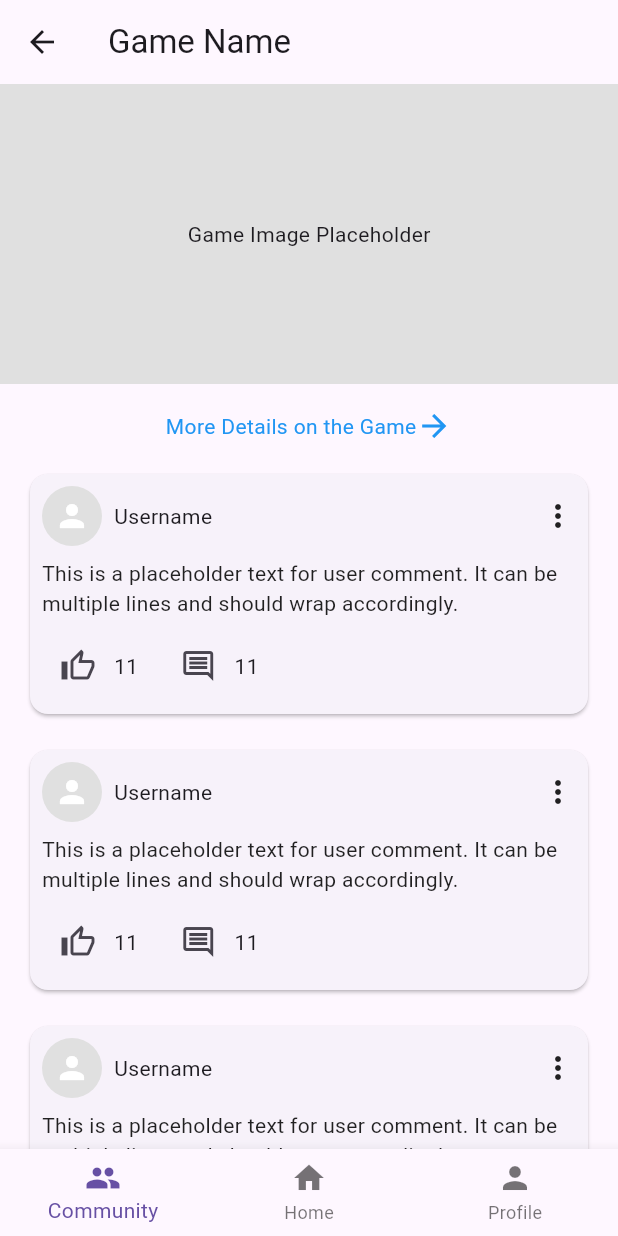
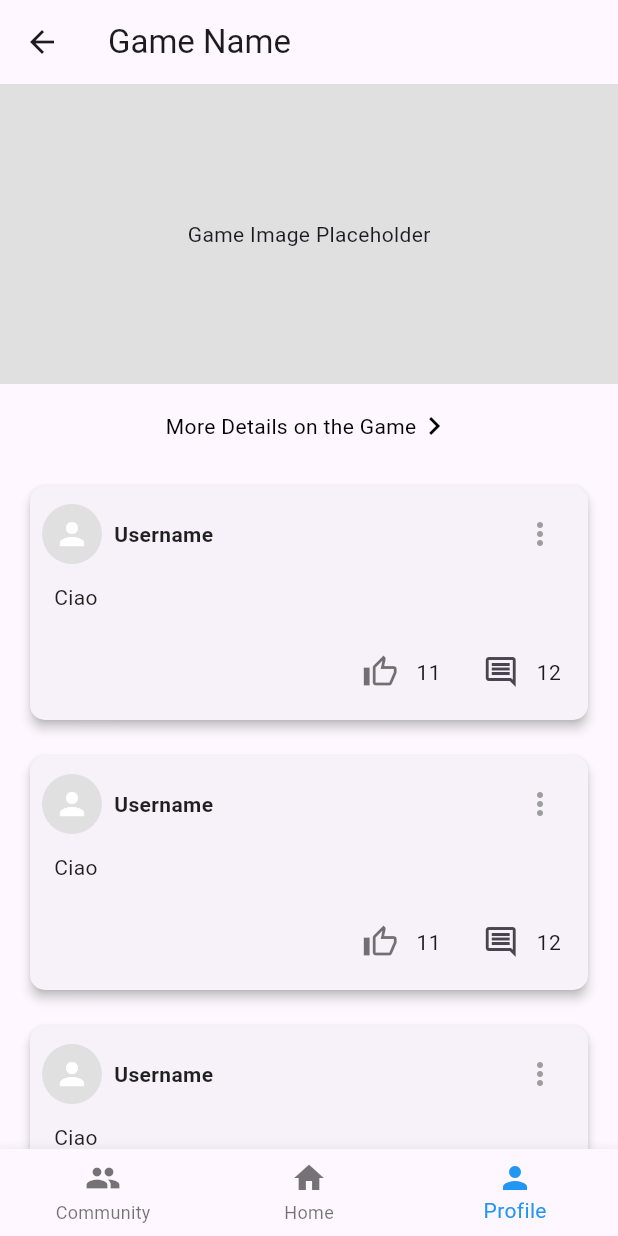
Before and after one commit to annalulamacchia/GamerVerse, a Flutter app: the SpecificUserGame screen opened directly, on a phone screen of 412 x 824 dp. Run offline on Flutter 3.47's test engine with Material 3 defaults, Android fonts, the phone set to English and light mode, and no system bars; our stand-ins replace firebase_core, hugeicons, image_picker; accounts and stored records are empty.

Commit message:
specific user game page

```diff
--- a/lib/views/specific_user_game.dart
+++ b/lib/views/specific_user_game.dart
@@ -1,6 +1,11 @@
 import 'package:flutter/material.dart';
+import 'package:gamerverse/views/specific_game/specific_game.dart';
+import 'package:gamerverse/widgets/post_user_game.dart';
+import 'package:gamerverse/widgets/bottom_navbar.dart';
 
 class SpecificUserGame extends StatelessWidget {
+  const SpecificUserGame({super.key});
+
   @override
   Widget build(BuildContext context) {
     return Scaffold(
@@ -13,109 +18,59 @@ class SpecificUserGame extends StatelessWidget {
         ),
         title: const Text('Game Name'),
       ),
-      body: Column(
+      body: SingleChildScrollView(
+        child: Column(
           children: [
-          // Image section
+            //Game Image
             Container(
               height: 200,
               color: Colors.grey[300],
               child: const Center(child: Text('Game Image Placeholder')),
             ),
             const SizedBox(height: 8),
+
+            //More Details
             GestureDetector(
               onTap: () {
-              // Action for more details
+                Navigator.push(
+                  context,
+                  MaterialPageRoute(
+                    builder: (context) =>
+                        const SpecificGame(), // La pagina delle impostazioni
+                  ),
+                );
               },
               child: const Padding(
-              padding: const EdgeInsets.all(8.0),
+                padding: EdgeInsets.all(8.0),
                 child: Row(
                   mainAxisAlignment: MainAxisAlignment.center,
                   children: [
                     Text(
                       'More Details on the Game',
-                    style: TextStyle(color: Colors.blue),
+                      style: TextStyle(color: Colors.black),
                     ),
-                  Icon(Icons.arrow_forward, color: Colors.blue),
+                    Icon(Icons.keyboard_arrow_right, color: Colors.black),
                   ],
                 ),
               ),
             ),
+            const SizedBox(height: 8),
+
             // Comments section
-          Expanded(
-            child: ListView.builder(
-              itemCount: 5, // Number of comments
-              itemBuilder: (context, index) {
-                return Padding(
-                  padding: const EdgeInsets.symmetric(vertical: 8.0, horizontal: 16.0),
-                  child: Card(
-                    child: Padding(
-                      padding: const EdgeInsets.all(8.0),
-                      child: Column(
-                        crossAxisAlignment: CrossAxisAlignment.start,
-                        children: [
-                          Row(
-                            children: [
-                              CircleAvatar(
-                                radius: 20,
-                                backgroundColor: Colors.grey[300],
-                                child: const Icon(Icons.person, color: Colors.white),
-                              ),
-                              SizedBox(width: 8),
-                              Text('Username'),
-                              Spacer(),
-                              Icon(Icons.more_vert),
-                            ],
-                          ),
-                          SizedBox(height: 8),
-                          Text(
-                            'This is a placeholder text for user comment. '
-                                'It can be multiple lines and should wrap accordingly.',
-                            style: TextStyle(color: Colors.black87),
-                          ),
-                          SizedBox(height: 8),
-                          Row(
-                            children: [
-                              IconButton(
-                                icon: Icon(Icons.thumb_up_alt_outlined),
-                                onPressed: () {},
-                              ),
-                              Text('11'),
-                              SizedBox(width: 16),
-                              IconButton(
-                                icon: Icon(Icons.comment_outlined),
-                                onPressed: () {},
-                              ),
-                              Text('11'),
-                            ],
-                          ),
+            ...List.generate(5, (index) {
+              return const UserPost(
+                username: 'Username',
+                commentText: 'Ciao',
+                likeCount: 11,
+                commentCount: 12,
+              );
+            }),
           ],
         ),
       ),
-                  ),
-                );
-              },
-            ),
-          ),
-        ],
-      ),
-      bottomNavigationBar: BottomNavigationBar(
-        items: [
-          BottomNavigationBarItem(
-            icon: Icon(Icons.people),
-            label: 'Community',
-          ),
-          BottomNavigationBarItem(
-            icon: Icon(Icons.home),
-            label: 'Home',
-          ),
-          BottomNavigationBarItem(
-            icon: Icon(Icons.person),
-            label: 'Profile',
-          ),
-        ],
-        onTap: (index) {
-          // Handle navigation based on the index
-        },
+      bottomNavigationBar: const CustomBottomNavBar(
+        currentIndex: 2,
+        isLoggedIn: false,
       ),
     );
   }
--- /dev/null
+++ b/lib/widgets/post_user_game.dart
@@ -0,0 +1,159 @@
+import 'package:flutter/material.dart';
+import 'package:gamerverse/views/common_sections/comment_page.dart';
+import 'package:gamerverse/widgets/report.dart';
+
+class UserPost extends StatefulWidget {
+  final String username;
+  final String commentText;
+  final int likeCount;
+  final int commentCount;
+
+  const UserPost({
+    super.key,
+    required this.username,
+    required this.commentText,
+    required this.likeCount,
+    required this.commentCount,
+  });
+
+  @override
+  UserPostState createState() => UserPostState();
+}
+
+class UserPostState extends State<UserPost> {
+  bool isLiked = false;
+  late int currentLikeCount;
+
+  @override
+  void initState() {
+    super.initState();
+    // Imposta il numero di like iniziale dal widget
+    currentLikeCount = widget.likeCount;
+  }
+
+  // Funzione per gestire il click sul pulsante like
+  void _toggleLike() {
+    setState(() {
+      if (isLiked) {
+        currentLikeCount--;
+      } else {
+        currentLikeCount++;
+      }
+      isLiked = !isLiked; // Inverte lo stato del like
+    });
+  }
+
+  void _showReport(BuildContext context) {
+    showModalBottomSheet(
+      context: context,
+      shape: const RoundedRectangleBorder(
+        borderRadius: BorderRadius.vertical(top: Radius.circular(20)),
+      ),
+      builder: (BuildContext context) {
+        return const ReportWidget();
+      },
+    );
+  }
+
+  @override
+  Widget build(BuildContext context) {
+    return Padding(
+      padding: const EdgeInsets.symmetric(vertical: 8.0, horizontal: 16.0),
+      child: Card(
+        shape: RoundedRectangleBorder(
+          borderRadius: BorderRadius.circular(10),
+        ),
+        elevation: 3,
+        child: Padding(
+          padding: const EdgeInsets.all(8.0),
+          child: Column(
+            crossAxisAlignment: CrossAxisAlignment.start,
+            children: [
+              // Row con avatar, nome utente e icona opzioni
+              Row(
+                children: [
+                  CircleAvatar(
+                    radius: 20,
+                    backgroundColor: Colors.grey[300],
+                    child: const Icon(Icons.person, color: Colors.white),
+                  ),
+                  const SizedBox(width: 8),
+                  Text(
+                    widget.username,
+                    style: const TextStyle(
+                      fontWeight: FontWeight.bold,
+                      color: Colors.black87,
+                    ),
+                  ),
+                  const Spacer(),
+                  PopupMenuButton<String>(
+                    onSelected: (value) {
+                      if (value == 'Report') {
+                        _showReport(context);
+                      }
+                    },
+                    itemBuilder: (context) => [
+                      const PopupMenuItem(
+                        value: 'Report',
+                        child: Text('Report Post'),
+                      ),
+                      const PopupMenuItem(
+                        value: 'Report',
+                        child: Text('Report User'),
+                      ),
+                    ],
+                    icon: const Icon(Icons.more_vert, color: Colors.grey),
+                  ),
+                ],
+              ),
+
+              // Testo del commento
+              Padding(
+                padding: const EdgeInsets.all(8.0),
+                child: Text(
+                  widget.commentText,
+                  style: const TextStyle(color: Colors.black87),
+                ),
+              ),
+
+              const SizedBox(height: 8),
+              // Row per like e comment count
+              Padding(
+                padding: const EdgeInsets.symmetric(horizontal: 10),
+                child: Align(
+                  alignment: Alignment.bottomRight,
+                  child: Row(
+                    mainAxisSize: MainAxisSize.min, // Occupa solo lo spazio necessario
+                    children: [
+                      IconButton(
+                        icon: Icon(
+                          isLiked ? Icons.thumb_up : Icons.thumb_up_alt_outlined,
+                          color: isLiked ? Colors.black : Colors.black54,
+                        ),
+                        onPressed: _toggleLike, // Chiama _toggleLike al click
+                      ),
+                      Text(currentLikeCount.toString()),
+                      const SizedBox(width: 16),
+                      IconButton(
+                        icon: const Icon(Icons.comment_outlined),
+                        onPressed: () {
+                          Navigator.push(
+                            context,
+                            MaterialPageRoute(
+                              builder: (context) => CommentsPage(), // La pagina delle impostazioni
+                            ),
+                          );
+                        },
+                      ),
+                      Text(widget.commentCount.toString()),
+                    ],
+                  ),
+                ),
+              ),
+            ],
+          ),
+        ),
+      ),
+    );
+  }
+}
```
Lines whose indentation alone changed are shown as unchanged.
